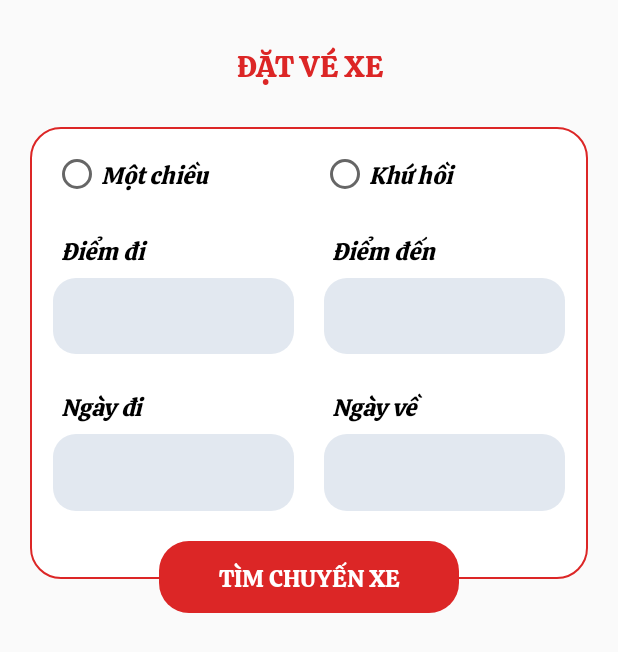
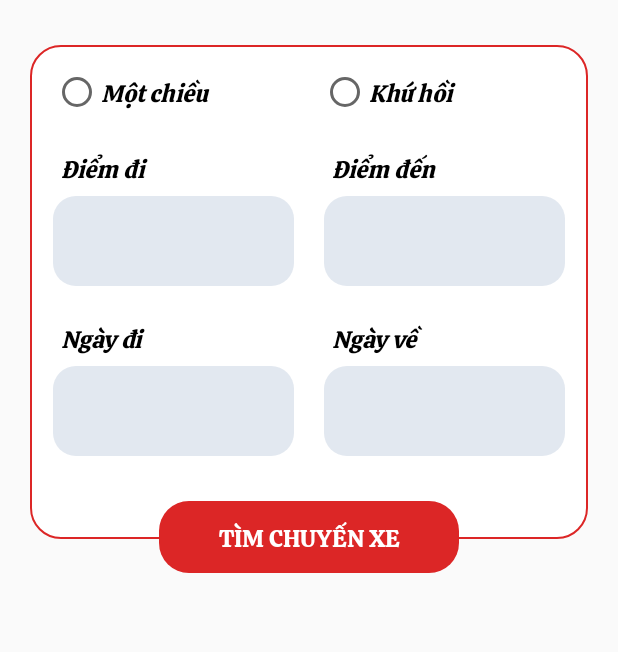
Before and after one commit to dinhhongkong/Android_HeThongBanVeXe, an Android app: the fragment TicketFragment shown on its own in the app's theme, on a phone screen of 412 x 824 dp. Shown: the top 652 px of the screen. Run offline under Robolectric (Android 15) with nearby library versions, the phone set to English and light mode, and no system bars; our stand-ins replace data binding; 12 statements that could not run were skipped.

Commit message:
ADD FUNCTIONALITY TO TICKET PAGE

```diff
--- a/app/src/main/java/com/android/home/profile/ProfileFragment.java
+++ b/app/src/main/java/com/android/home/profile/ProfileFragment.java
@@ -9,6 +9,7 @@ import androidx.annotation.NonNull;
 import androidx.databinding.DataBindingUtil;
 import androidx.fragment.app.Fragment;
 
+import com.android.MainActivity;
 import com.android.R;
 import com.android.databinding.FragmentProfileBinding;
 
@@ -17,6 +18,8 @@ public class ProfileFragment extends Fragment {
 
     @Override
     public View onCreateView(@NonNull LayoutInflater inflater, ViewGroup container, Bundle savedInstanceState) {
+        MainActivity.setActionBarTitle(getActivity(), "THÔNG TIN CÁ NHÂN");
+
         this.mFragmentProfileBinding = DataBindingUtil
                 .inflate(inflater, R.layout.fragment_profile, container, false);
         ProfileViewModel profileViewModel = new ProfileViewModel();
--- a/app/src/main/java/com/android/home/ticket/TicketFragment.java
+++ b/app/src/main/java/com/android/home/ticket/TicketFragment.java
@@ -1,28 +1,121 @@
 package com.android.home.ticket;
 
+import android.annotation.SuppressLint;
 import android.os.Bundle;
 import android.view.LayoutInflater;
+import android.view.MotionEvent;
 import android.view.View;
 import android.view.ViewGroup;
+import android.widget.AdapterView;
+import android.widget.ArrayAdapter;
+import android.widget.AutoCompleteTextView;
 
 import androidx.annotation.NonNull;
+import androidx.annotation.Nullable;
 import androidx.databinding.DataBindingUtil;
 import androidx.fragment.app.Fragment;
 
+import com.android.MainActivity;
 import com.android.R;
 import com.android.databinding.FragmentTicketBinding;
 
-public class TicketFragment extends Fragment {
+import java.util.HashMap;
+import java.util.Map;
+
+public class TicketFragment extends Fragment implements View.OnTouchListener, View.OnFocusChangeListener, View.OnClickListener {
+    private final Map<String, Integer> PROVINCES;
+    private final ArrayAdapter<String> PROVINCE_ADAPTER;
     private FragmentTicketBinding mFragmentTicketBinding;
 
+    {
+        this.PROVINCES = new HashMap<>();
+        this.PROVINCE_ADAPTER = new ArrayAdapter<>(requireContext(), android.R.layout.simple_dropdown_item_1line);
+        // CALL API GET PROVINCE DATA.
+    }
+
     @Override
-    public View onCreateView(@NonNull LayoutInflater inflater, ViewGroup container,
-                             Bundle savedInstanceState) {
+    public View onCreateView(@NonNull LayoutInflater inflater, ViewGroup container, Bundle savedInstanceState) {
+        MainActivity.setActionBarTitle(getActivity(), "ĐẶT VÉ XE");
+
         this.mFragmentTicketBinding = DataBindingUtil
                 .inflate(inflater, R.layout.fragment_ticket, container, false);
         TicketViewModel ticketViewModel = new TicketViewModel();
+        ticketViewModel.setTicketType(0);
         mFragmentTicketBinding.setTicketViewModel(ticketViewModel);
 
         return mFragmentTicketBinding.getRoot();
     }
+
+    @Override
+    public void onViewCreated(@NonNull View view, @Nullable Bundle savedInstanceState) {
+        super.onViewCreated(view, savedInstanceState);
+        // SETUP AUTOCOMPLETE TEXTVIEW.
+        setData();
+        setEvent();
+    }
+
+    private void setData() {
+        mFragmentTicketBinding.actStartDestination.setAdapter(PROVINCE_ADAPTER);
+        mFragmentTicketBinding.actEndDestination.setAdapter(PROVINCE_ADAPTER);
+    }
+
+    @SuppressLint("ClickableViewAccessibility")
+    private void setEvent() {
+        AutoCompleteTextView actStartDestination = mFragmentTicketBinding.actStartDestination;
+        AutoCompleteTextView actEndDestination = mFragmentTicketBinding.actEndDestination;
+        // SHOW DROPDOWN LIST EVENT.
+        actStartDestination.setOnTouchListener(this);
+        actEndDestination.setOnTouchListener(this);
+        // TYPE DESTINATION EVENT.
+        actStartDestination.setOnFocusChangeListener(this);
+        actEndDestination.setOnFocusChangeListener(this);
+        // CHOOSE DESTINATION EVENT.
+        actStartDestination.setOnItemClickListener((parent, view, position, id) ->
+                onItemClick(parent, position, R.id.actStartDestination));
+        actEndDestination.setOnItemClickListener((parent, view, position, id) ->
+                onItemClick(parent, position, R.id.actEndDestination));
+        // SUBMIT EVENT.
+        mFragmentTicketBinding.btnSubmit.setOnClickListener(this);
+    }
+
+    private AutoCompleteTextView getAutoCompleteTextView(int viewId) {
+        if (viewId == R.id.actStartDestination) return mFragmentTicketBinding.actStartDestination;
+        else return mFragmentTicketBinding.actEndDestination;
+    }
+
+    private void setDestination(AutoCompleteTextView view, String provinceName) {
+        TicketViewModel viewModel = mFragmentTicketBinding.getTicketViewModel();
+        // CHECK DESTINATION.
+        Integer destinationId = PROVINCES.get(provinceName);
+        if (destinationId == null) view.setText("");
+        // SET DESTINATION.
+        if (view.getId() == R.id.actStartDestination) viewModel.setStartDestination(destinationId);
+        else viewModel.setEndDestination(destinationId);
+    }
+
+    @SuppressLint("ClickableViewAccessibility")
+    @Override
+    public boolean onTouch(View v, MotionEvent event) {
+        AutoCompleteTextView view = getAutoCompleteTextView(v.getId());
+        view.showDropDown();
+        return false;
+    }
+
+    @Override
+    public void onFocusChange(View v, boolean hasFocus) {
+        if (hasFocus) return;
+        AutoCompleteTextView view = getAutoCompleteTextView(v.getId());
+        setDestination(view, view.getText().toString());
+    }
+
+    public void onItemClick(AdapterView<?> parent, int position, int viewId) {
+        AutoCompleteTextView view = getAutoCompleteTextView(viewId);
+        String provinceName = String.valueOf(parent.getItemAtPosition(position));
+        setDestination(view, provinceName);
+    }
+
+    @Override
+    public void onClick(View v) {
+        // CALL API SEARCH JOURNEY.
+    }
 }
--- a/app/src/main/res/layout/fragment_ticket.xml
+++ b/app/src/main/res/layout/fragment_ticket.xml
@@ -2,6 +2,8 @@
 <layout xmlns:android="http://schemas.android.com/apk/res/android">
 
     <data>
+
+        <import type="android.view.View" />
 
         <variable
             name="TicketViewModel"
@@ -14,20 +16,11 @@
         android:layout_height="match_parent"
         android:orientation="vertical">
 
-        <TextView
-            android:layout_width="match_parent"
-            android:layout_height="wrap_content"
-            android:layout_marginVertical="15dp"
-            android:gravity="center"
-            android:paddingVertical="10dp"
-            android:text="ĐẶT VÉ XE"
-            android:textColor="@color/red_600"
-            android:textSize="20sp" />
-
         <LinearLayout
             android:layout_width="match_parent"
             android:layout_height="wrap_content"
             android:layout_marginHorizontal="20dp"
+            android:layout_marginTop="30dp"
             android:background="@drawable/bg_outlined"
             android:orientation="vertical"
             android:padding="15dp">
@@ -43,6 +36,7 @@
                     android:layout_width="wrap_content"
                     android:layout_height="wrap_content"
                     android:layout_weight="1"
+                    android:checked="@{TicketViewModel.ticketType == 0}"
                     android:onCheckedChanged="@{(view, isChecked) -> TicketViewModel.setTicketTypeChoice(view, isChecked)}"
                     android:text="Một chiều"
                     android:textSize="16sp"
@@ -53,6 +47,7 @@
                     android:layout_width="wrap_content"
                     android:layout_height="wrap_content"
                     android:layout_weight="1"
+                    android:checked="@{TicketViewModel.ticketType == 1}"
                     android:onCheckedChanged="@{(view, isChecked) -> TicketViewModel.setTicketTypeChoice(view, isChecked)}"
                     android:text="Khứ hồi"
                     android:textSize="16sp"
@@ -72,7 +67,7 @@
                         android:layout_width="0dp"
                         android:layout_height="wrap_content"
                         android:layout_marginEnd="10dp"
-                        android:labelFor="@id/edtSource"
+                        android:labelFor="@id/actStartDestination"
                         android:padding="5dp"
                         android:text="Điểm đi"
                         android:textColor="@color/black"
@@ -83,7 +78,7 @@
                         android:layout_width="0dp"
                         android:layout_height="wrap_content"
                         android:layout_marginStart="10dp"
-                        android:labelFor="@id/edtDestination"
+                        android:labelFor="@id/actEndDestination"
                         android:padding="5dp"
                         android:text="Điểm đến"
                         android:textColor="@color/black"
@@ -94,27 +89,35 @@
 
                 <TableRow>
 
-                    <EditText
-                        android:id="@+id/edtSource"
+                    <AutoCompleteTextView
+                        android:id="@+id/actStartDestination"
                         android:layout_width="0dp"
-                        android:layout_height="wrap_content"
+                        android:layout_height="60dp"
                         android:layout_marginEnd="10dp"
                         android:autofillHints=""
                         android:background="@drawable/bg_edit_text"
+                        android:completionThreshold="1"
+                        android:dropDownHeight="192dp"
+                        android:gravity="center_vertical"
                         android:inputType="text"
-                        android:padding="10dp"
-                        android:text="@={TicketViewModel.source}" />
+                        android:padding="15dp"
+                        android:textSize="16sp"
+                        android:textStyle="italic" />
 
-                    <EditText
-                        android:id="@+id/edtDestination"
+                    <AutoCompleteTextView
+                        android:id="@+id/actEndDestination"
                         android:layout_width="0dp"
-                        android:layout_height="wrap_content"
+                        android:layout_height="60dp"
                         android:layout_marginStart="10dp"
                         android:autofillHints=""
                         android:background="@drawable/bg_edit_text"
+                        android:completionThreshold="1"
+                        android:dropDownHeight="192dp"
+                        android:gravity="center_vertical"
                         android:inputType="text"
-                        android:padding="10dp"
-                        android:text="@={TicketViewModel.destination}" />
+                        android:padding="15dp"
+                        android:textSize="16sp"
+                        android:textStyle="italic" />
 
                 </TableRow>
 
@@ -124,7 +127,7 @@
                 android:layout_width="match_parent"
                 android:layout_height="wrap_content"
                 android:layout_marginTop="15dp"
-                android:layout_marginBottom="30dp"
+                android:layout_marginBottom="40dp"
                 android:stretchColumns="*">
 
                 <TableRow>
@@ -149,8 +152,8 @@
                         android:text="Ngày về"
                         android:textColor="@color/black"
                         android:textSize="16sp"
-                        android:textStyle="italic" />
-
+                        android:textStyle="italic"
+                        android:visibility="@{TicketViewModel.ticketType == 1 ? View.VISIBLE : View.INVISIBLE}" />
                 </TableRow>
 
                 <TableRow>
@@ -158,24 +161,29 @@
                     <TextView
                         android:id="@+id/edtStart"
                         android:layout_width="0dp"
-                        android:layout_height="wrap_content"
+                        android:layout_height="60dp"
                         android:layout_marginEnd="10dp"
                         android:autofillHints=""
                         android:background="@drawable/bg_edit_text"
+                        android:gravity="center_vertical"
                         android:onClick="@{TicketViewModel.setStartDate}"
-                        android:padding="13dp"
-                        android:text="@{TicketViewModel.startDate}" />
+                        android:paddingHorizontal="15dp"
+                        android:text="@{TicketViewModel.startDate}"
+                        android:textSize="16sp" />
 
                     <TextView
                         android:id="@+id/edtEnd"
                         android:layout_width="0dp"
-                        android:layout_height="wrap_content"
+                        android:layout_height="60dp"
                         android:layout_marginStart="10dp"
                         android:autofillHints=""
                         android:background="@drawable/bg_edit_text"
+                        android:gravity="center_vertical"
                         android:onClick="@{TicketViewModel.setEndDate}"
-                        android:padding="13dp"
-                        android:text="@{TicketViewModel.endDate}" />
+                        android:paddingHorizontal="15dp"
+                        android:text="@{TicketViewModel.endDate}"
+                        android:textSize="16sp"
+                        android:visibility="@{TicketViewModel.ticketType == 1 ? View.VISIBLE : View.INVISIBLE}" />
 
                 </TableRow>
 
@@ -184,6 +192,7 @@
         </LinearLayout>
 
         <Button
+            android:id="@+id/btnSubmit"
             android:layout_width="200dp"
             android:layout_height="wrap_content"
             android:layout_gravity="center"
@@ -191,7 +200,8 @@
             android:background="@drawable/bg_rounded"
             android:backgroundTint="@color/red_600"
             android:elevation="10dp"
-            android:onClick="@{TicketViewModel.searchJourney}"
+            android:focusable="true"
+            android:focusableInTouchMode="true"
             android:padding="10dp"
             android:text="TÌM CHUYẾN XE"
             android:textColor="@color/white"
```
Also changed, not shown: app/src/main/java/com/android/MainActivity.java (+10 -0 lines), app/src/main/java/com/android/home/ticket/TicketViewModel.java (+39 -25 lines), app/src/main/java/com/android/utils/DateUtils.java (added, +36 -0 lines), app/src/main/res/layout/fragment_profile.xml (+1 -10 lines).
